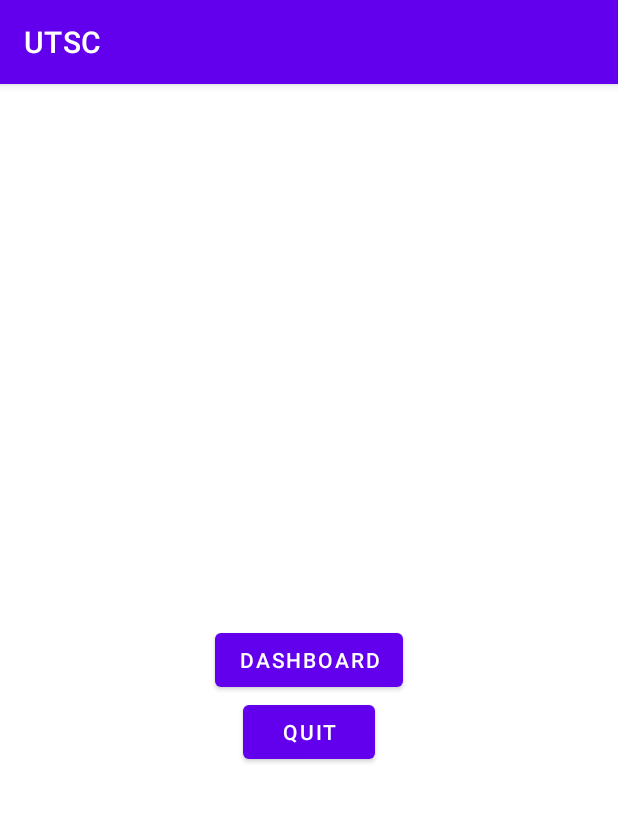
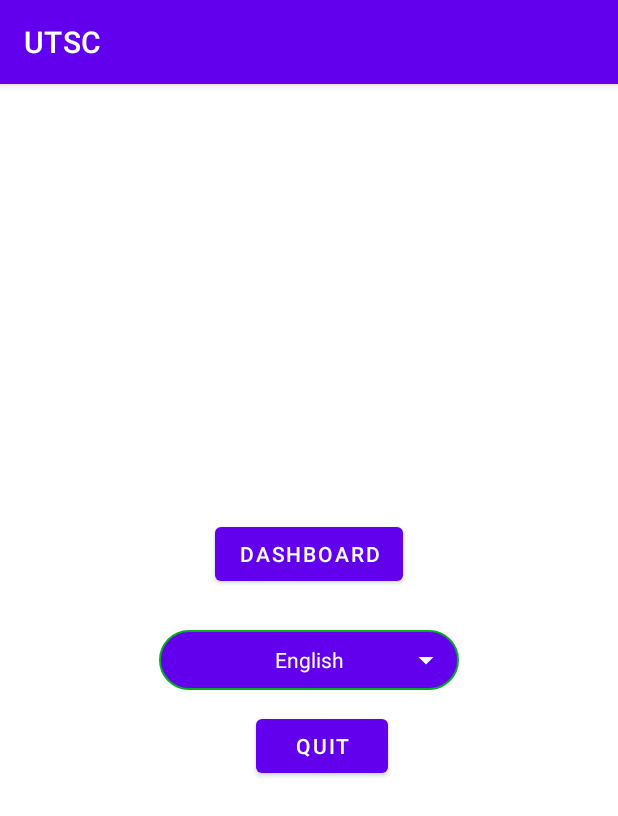
Before and after one commit to TalviaTasnim/Talvia-CSE327.5_Fall2020, an Android app: the screen it shows after launch (HomeActivity), on a phone screen of 412 x 824 dp. Shown: the top 816 px of the screen. Run offline under Robolectric (Android 15) with nearby library versions, the phone set to English and light mode, and no system bars.

Commit message:
Feature #7,8 Speech to Text & Multi Language Support

```diff
--- /dev/null
+++ b/app/src/main/res/drawable/drop.xml
@@ -0,0 +1,5 @@
+<vector android:height="24dp" android:tint="#FFFFFF"
+    android:viewportHeight="24" android:viewportWidth="24"
+    android:width="24dp" xmlns:android="http://schemas.android.com/apk/res/android">
+    <path android:fillColor="@android:color/white" android:pathData="M7,10l5,5 5,-5z"/>
+</vector>
--- /dev/null
+++ b/app/src/main/res/drawable/shape_background.xml
@@ -0,0 +1,10 @@
+<?xml version="1.0" encoding="utf-8"?>
+<shape xmlns:android="http://schemas.android.com/apk/res/android">
+    <solid android:color="@color/design_default_color_primary"
+        />
+    <corners android:radius="40dp" />
+    <stroke
+        android:width="1dp"
+        android:color="#05AC21" />
+
+</shape>
--- a/app/src/main/res/layout/activity_home.xml
+++ b/app/src/main/res/layout/activity_home.xml
@@ -15,15 +15,51 @@
         app:layout_constraintBottom_toBottomOf="parent"
         app:layout_constraintEnd_toEndOf="parent"
         app:layout_constraintStart_toStartOf="parent"
-        app:layout_constraintTop_toTopOf="parent" />
+        app:layout_constraintTop_toTopOf="parent"
+        app:layout_constraintVertical_bias="0.402" />
 
     <Button
         android:id="@+id/button2"
         android:layout_width="wrap_content"
         android:layout_height="wrap_content"
+        android:layout_marginTop="80dp"
         android:onClick="closeApp"
         android:text="Quit"
         app:layout_constraintEnd_toEndOf="parent"
+        app:layout_constraintHorizontal_bias="0.526"
         app:layout_constraintStart_toStartOf="parent"
         app:layout_constraintTop_toBottomOf="@+id/button" />
+
+    <RelativeLayout
+        android:layout_width="200dp"
+        android:layout_height="40dp"
+        android:background="@drawable/shape_background"
+        android:orientation="horizontal"
+        app:layout_constraintBottom_toBottomOf="parent"
+        app:layout_constraintEnd_toEndOf="parent"
+        app:layout_constraintStart_toStartOf="parent"
+        app:layout_constraintTop_toTopOf="parent">
+
+        <TextView
+            android:id="@+id/dialog_lan"
+            android:layout_width="match_parent"
+            android:layout_height="match_parent"
+            android:background="@android:color/transparent"
+            android:gravity="center"
+            android:text="English"
+            android:textColor="@color/white" />
+
+        <ImageView
+            android:layout_width="wrap_content"
+            android:layout_height="wrap_content"
+            android:layout_alignParentRight="true"
+            android:layout_centerVertical="true"
+            android:layout_gravity="center"
+            android:layout_marginRight="10dp"
+            android:src="@drawable/drop" />
+
+
+    </RelativeLayout>
+
+
 </androidx.constraintlayout.widget.ConstraintLayout>
--- a/app/src/main/res/layout/activity_text_to_speech_example.xml
+++ b/app/src/main/res/layout/activity_text_to_speech_example.xml
@@ -35,6 +35,7 @@
         android:layout_height="wrap_content"
         android:layout_marginBottom="16dp"
         android:progress="50" />
+
     <Button
         android:id="@+id/button_speak"
         android:layout_width="wrap_content"
```
Also changed, not shown: app/src/main/java/com/example/utsc/SpeechToText.java (+58 -1 lines), app/src/main/res/layout/activity_speech_to_text.xml (+27 -0 lines), app/src/main/res/drawable/ic_mic.png (added).
